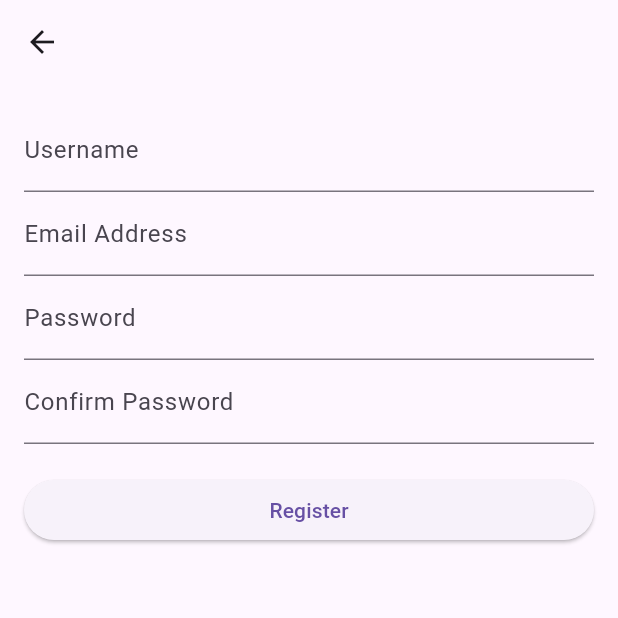
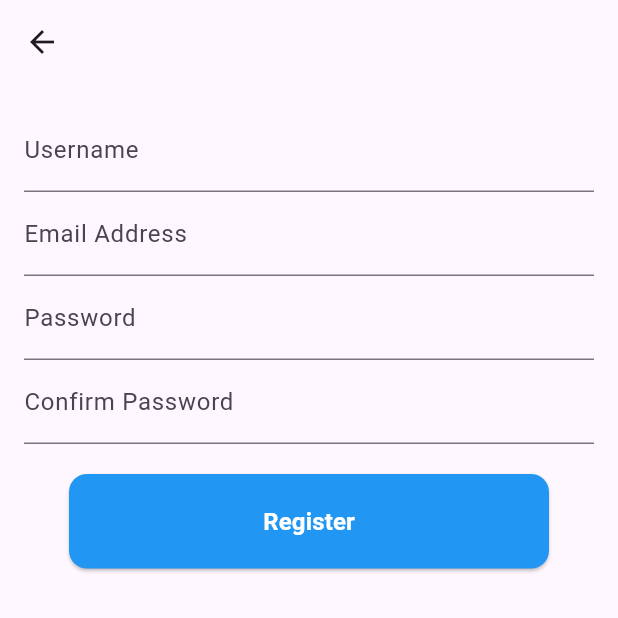
Before and after one commit to Gebrshmolla/FoodRecipeApp, a Flutter app: the RegistrationForm screen opened directly, on a phone screen of 412 x 824 dp, the top half of it. Run offline on Flutter 3.47's test engine with Material 3 defaults, Android fonts, the light colour scheme and no system bars.

Commit message:
am elias

```diff
--- a/foodrecipt/lib/pages/form/registration_form.dart
+++ b/foodrecipt/lib/pages/form/registration_form.dart
@@ -1,4 +1,5 @@
 import 'package:flutter/material.dart';
+import 'package:foodrecipt/widgets/button.dart';
 
 class RegistrationForm extends StatefulWidget {
   @override
@@ -72,10 +73,7 @@ class _RegistrationFormState extends State<RegistrationForm> {
                 },
               ),
               SizedBox(height: 20),
-              ElevatedButton(
-                onPressed: _submitForm,
-                child: Text("Register"),
-              ),
+             Button(text: "Register", onPressed: _submitForm,color: Colors.blue,)
             ],
           ),
         ),
```
